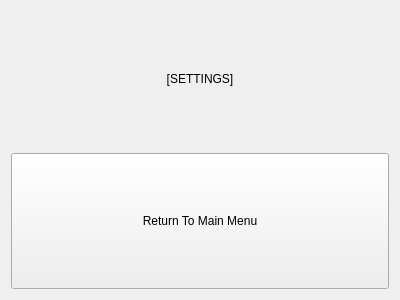
Before: the Qt Designer form src/menu/settingswidget.ui in VKuzia/cat-circus, drawn with Qt 5.
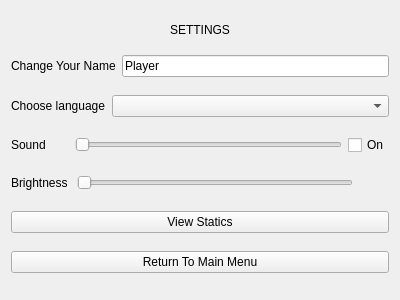
After: the same form once the commit is applied.

The edit to the form file:
```diff
--- a/src/menu/settingswidget.ui
+++ b/src/menu/settingswidget.ui
@@ -13,27 +13,122 @@
   <property name="windowTitle">
    <string>Form</string>
   </property>
-  <layout class="QVBoxLayout" name="verticalLayout" stretch="1,1">
+  <layout class="QVBoxLayout" name="verticalLayout" stretch="4,3,3,3,3,3,3">
    <item>
     <widget class="QLabel" name="ui_settings_label_">
      <property name="sizePolicy">
-      <sizepolicy hsizetype="Expanding" vsizetype="Expanding">
+      <sizepolicy hsizetype="Minimum" vsizetype="Fixed">
        <horstretch>0</horstretch>
        <verstretch>0</verstretch>
       </sizepolicy>
      </property>
      <property name="text">
-      <string>[SETTINGS]</string>
+      <string>SETTINGS</string>
      </property>
      <property name="alignment">
       <set>Qt::AlignCenter</set>
      </property>
     </widget>
    </item>
+   <item>
+    <layout class="QHBoxLayout" name="ui_user_layout_" stretch="5,26">
+     <item>
+      <widget class="QLabel" name="ui_user_label_">
+       <property name="text">
+        <string>Change Your Name</string>
+       </property>
+      </widget>
+     </item>
+     <item>
+      <widget class="QLineEdit" name="ui_user_line_edit_">
+       <property name="text">
+        <string>Player</string>
+       </property>
+      </widget>
+     </item>
+    </layout>
+   </item>
+   <item>
+    <layout class="QHBoxLayout" name="ui_language_layout_" stretch="5,26">
+     <item>
+      <widget class="QLabel" name="ui_user_language_label_">
+       <property name="text">
+        <string>Choose language</string>
+       </property>
+      </widget>
+     </item>
+     <item>
+      <widget class="QComboBox" name="ui_select_combo_box_"/>
+     </item>
+    </layout>
+   </item>
+   <item>
+    <layout class="QHBoxLayout" name="ui_sound_layout_" stretch="5,23,3">
+     <item>
+      <widget class="QLabel" name="ui_sound_label_">
+       <property name="text">
+        <string>Sound</string>
+       </property>
+      </widget>
+     </item>
+     <item>
+      <widget class="QSlider" name="ui_volume_">
+       <property name="orientation">
+        <enum>Qt::Horizontal</enum>
+       </property>
+      </widget>
+     </item>
+     <item>
+      <widget class="QCheckBox" name="ui_sound_check_box_">
+       <property name="text">
+        <string>On</string>
+       </property>
+      </widget>
+     </item>
+    </layout>
+   </item>
+   <item>
+    <layout class="QHBoxLayout" name="ui_brightness_layout_" stretch="5,23,3">
+     <item>
+      <widget class="QLabel" name="ui_bright_label_">
+       <property name="text">
+        <string>Brightness</string>
+       </property>
+      </widget>
+     </item>
+     <item>
+      <widget class="QSlider" name="ui_brightness_">
+       <property name="orientation">
+        <enum>Qt::Horizontal</enum>
+       </property>
+      </widget>
+     </item>
+     <item>
+      <spacer name="ui_horizontal_spacer_">
+       <property name="orientation">
+        <enum>Qt::Horizontal</enum>
+       </property>
+       <property name="sizeHint" stdset="0">
+        <size>
+         <width>40</width>
+         <height>20</height>
+        </size>
+       </property>
+      </spacer>
+     </item>
+    </layout>
+   </item>
+   <item>
+    <widget class="QPushButton" name="ui_statistics_button_">
+     <property name="text">
+      <string>View Statics</string>
+     </property>
+    </widget>
+   </item>
    <item>
     <widget class="QPushButton" name="ui_return_button_">
      <property name="sizePolicy">
-      <sizepolicy hsizetype="Expanding" vsizetype="Expanding">
+      <sizepolicy hsizetype="Minimum" vsizetype="Fixed">
        <horstretch>0</horstretch>
        <verstretch>0</verstretch>
       </sizepolicy>
```
